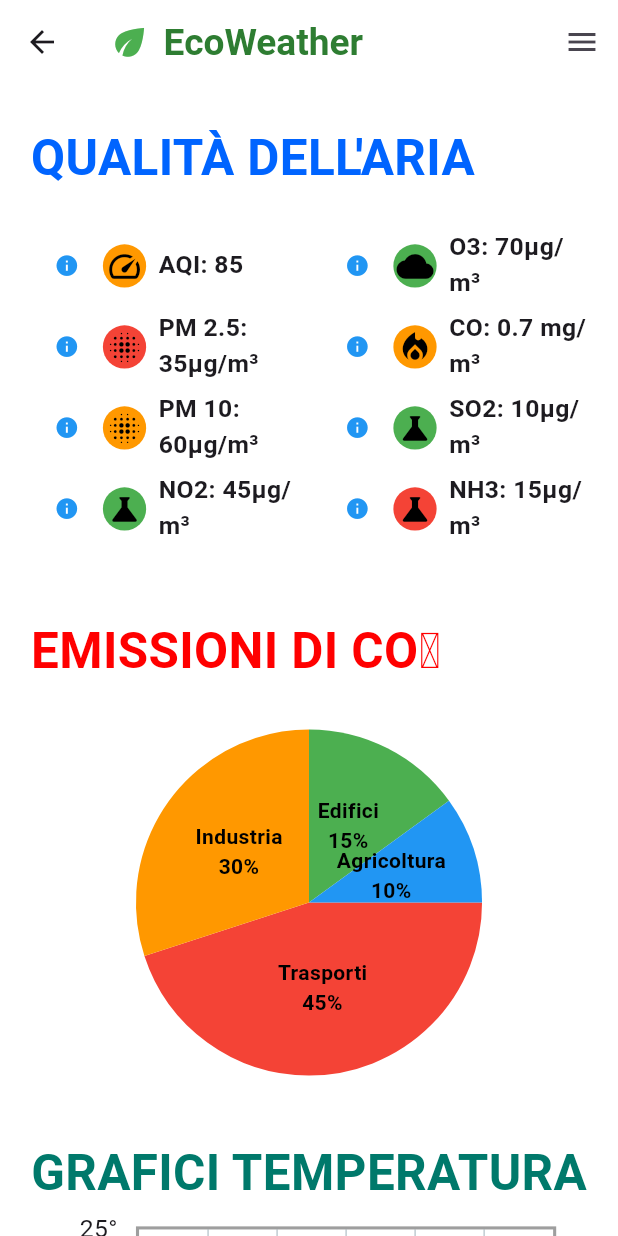
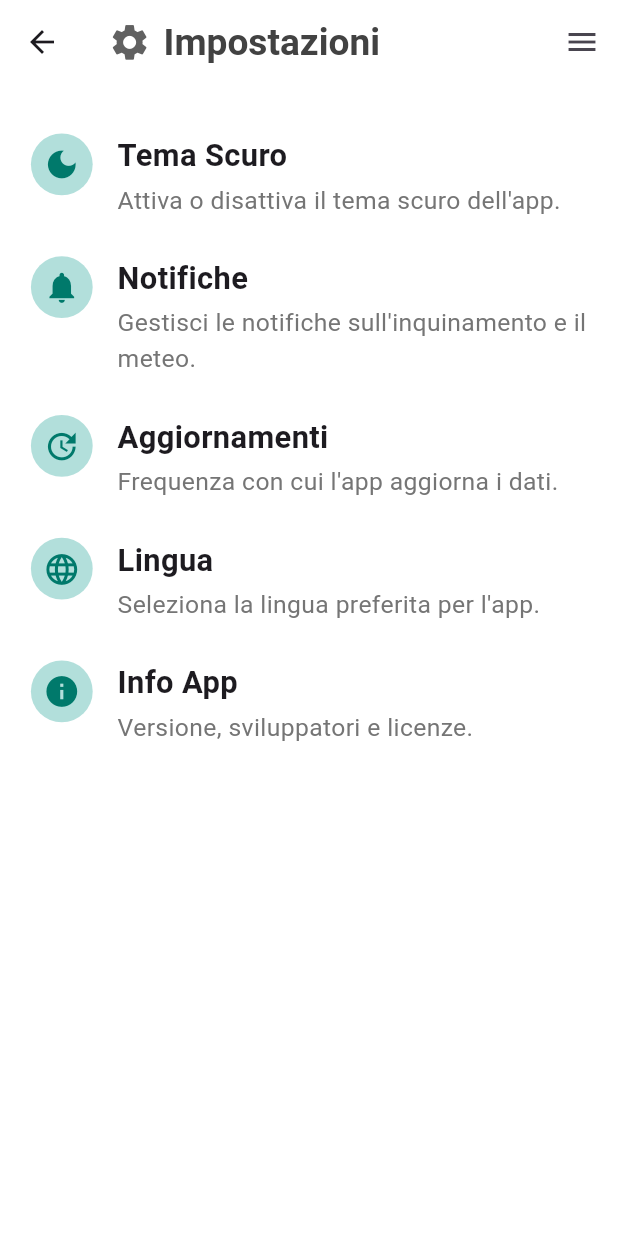
Before and after one commit to ciaba17/meteo, a Flutter app: the InquinamentoScreen screen opened directly, after a tap on the "menu" icon, after a tap on "Impostazioni", on a phone screen of 412 x 824 dp. Run offline on Flutter 3.47's test engine with Material 3 defaults, Android fonts, the phone set to English and light mode, and no system bars; drawn by our look-alikes of fl_chart; our stand-ins replace sizer.

Commit message:
aggiustato qualcosa

```diff
--- a/meteo/lib/main.dart
+++ b/meteo/lib/main.dart
@@ -341,7 +341,6 @@ class InquinamentoScreen extends StatelessWidget {
 
   @override
   Widget build(BuildContext context) {
-    const days = ['Lun', 'Mar', 'Mer', 'Gio', 'Ven', 'Sab', 'Dom'];
 
     return Scaffold(
       backgroundColor: Colors.white,
@@ -477,93 +476,7 @@ class InquinamentoScreen extends StatelessWidget {
               ),
 
               SizedBox(height: 8.w),
-              Center(
-                child: Text(
-                  "GRAFICI TEMPERATURA",
-                  style: TextStyle(
-                    fontSize: 8.w,
-                    fontWeight: FontWeight.bold,
-                    color: Colors.teal[700],
-                  ),
-                ),
-              ),
-              SizedBox(height: 3.w),
-              Container(
-                padding: EdgeInsets.symmetric(horizontal: 5.w),
-                height: 40.h, // Altezza responsive
-                child: LineChart(
-                  LineChartData(
-                    minX: 0,
-                    maxX: 6,
-                    minY: 10,
-                    maxY: 25,
-                    lineBarsData: [
-                      LineChartBarData(
-                        isCurved: true,
-                        barWidth: 3,
-                        dotData: FlDotData(show: true),
-                        spots: [
-                          FlSpot(0, 14),
-                          FlSpot(1, 16),
-                          FlSpot(2, 18),
-                          FlSpot(3, 19),
-                          FlSpot(4, 21),
-                          FlSpot(5, 20),
-                          FlSpot(6, 22),
-                        ],
-                        color: Colors.deepOrange,
-                      ),
-                    ],
-                    titlesData: FlTitlesData(
-                      bottomTitles: AxisTitles(
-                        sideTitles: SideTitles(
-                          showTitles: true,
-                          interval: 1,
-                          reservedSize: 8.w,
-                          getTitlesWidget: (value, meta) {
-                            final i = value.toInt();
-                            if (i < 0 || i >= days.length) return const SizedBox();
-                            return Text(
-                              days[i],
-                              style: TextStyle(fontSize: 4.w),
-                              textAlign: TextAlign.center,
-                            );
-                          },
-                        ),
-                      ),
-                      leftTitles: AxisTitles(
-                        sideTitles: SideTitles(
-                          showTitles: true,
-                          interval: 2,
-                          reservedSize: 12.w,
-                          getTitlesWidget: (value, meta) {
-                            return Center(
-                              child: Text(
-                                '${value.toInt()}°',
-                                style: TextStyle(fontSize: 4.w),
-                                textAlign: TextAlign.center,
-                              ),
-                            );
-                          },
-                        ),
-                      ),
-                      topTitles: AxisTitles(sideTitles: SideTitles(showTitles: false)),
-                      rightTitles: AxisTitles(sideTitles: SideTitles(showTitles: false)),
-                    ),
-                    gridData: FlGridData(
-                      show: true,
-                      horizontalInterval: 2,
-                    ),
-                    borderData: FlBorderData(
-                      show: true,
-                      border: Border.all(
-                        color: Colors.grey,
-                        width: 0.5.w,
-                      ),
-                    ),
-                  ),
-                ),
-              ),
+
             ],
           ),
         ),
@@ -621,7 +534,7 @@ class InquinamentoScreen extends StatelessWidget {
 
 class DettagliMeteoScreen extends StatelessWidget {
   const DettagliMeteoScreen({super.key});
-
+  static const days = ['Lun', 'Mar', 'Mer', 'Gio', 'Ven', 'Sab', 'Dom'];
   @override
   Widget build(BuildContext context) {
     return Scaffold(
@@ -716,6 +629,93 @@ class DettagliMeteoScreen extends StatelessWidget {
               infoRow("Punto di rugiada", "15°C", Icons.ac_unit, Colors.cyan),
               infoRow("Qualità dell’aria", "AQI 42", Icons.air_outlined, Colors.green),
               infoRow("Livello di polline", "Medio", Icons.local_florist, Colors.purple),
+              Center(
+                child: Text(
+                  "GRAFICI TEMPERATURA",
+                  style: TextStyle(
+                    fontSize: 8.w,
+                    fontWeight: FontWeight.bold,
+                    color: Colors.teal[700],
+                  ),
+                ),
+              ),
+              SizedBox(height: 3.w),
+              Container(
+                padding: EdgeInsets.symmetric(horizontal: 5.w),
+                height: 40.h, // Altezza responsive
+                child: LineChart(
+                  LineChartData(
+                    minX: 0,
+                    maxX: 6,
+                    minY: 10,
+                    maxY: 24,
+                    lineBarsData: [
+                      LineChartBarData(
+                        isCurved: true,
+                        barWidth: 3,
+                        dotData: FlDotData(show: true),
+                        spots: [
+                          FlSpot(0, 14),
+                          FlSpot(1, 16),
+                          FlSpot(2, 18),
+                          FlSpot(3, 19),
+                          FlSpot(4, 21),
+                          FlSpot(5, 20),
+                          FlSpot(6, 22),
+                        ],
+                        color: Colors.deepOrange,
+                      ),
+                    ],
+                    titlesData: FlTitlesData(
+                      bottomTitles: AxisTitles(
+                        sideTitles: SideTitles(
+                          showTitles: true,
+                          interval: 1,
+                          reservedSize: 8.w,
+                          getTitlesWidget: (value, meta) {
+                            final i = value.toInt();
+                            if (i < 0 || i >= days.length) return const SizedBox();
+                            return Text(
+                              days[i],
+                              style: TextStyle(fontSize: 4.w),
+                              textAlign: TextAlign.center,
+                            );
+                          },
+                        ),
+                      ),
+                      leftTitles: AxisTitles(
+                        sideTitles: SideTitles(
+                          showTitles: true,
+                          interval: 2,
+                          reservedSize: 12.w,
+                          getTitlesWidget: (value, meta) {
+                            return Center(
+                              child: Text(
+                                '${value.toInt()}°',
+                                style: TextStyle(fontSize: 4.w),
+                                textAlign: TextAlign.center,
+                              ),
+                            );
+                          },
+                        ),
+                      ),
+                      topTitles: AxisTitles(sideTitles: SideTitles(showTitles: false)),
+                      rightTitles: AxisTitles(sideTitles: SideTitles(showTitles: false)),
+                    ),
+                    gridData: FlGridData(
+                      show: true,
+                      horizontalInterval: 2,
+                    ),
+                    borderData: FlBorderData(
+                      show: true,
+                      border: Border.all(
+                        color: Colors.grey,
+                        width: 0.5.w,
+                      ),
+                    ),
+                  ),
+                ),
+              ),
             ],
           ),
         ),
@@ -760,39 +760,51 @@ class InfoScreen extends StatelessWidget {
 
       appBar: AppBar(
         backgroundColor: Colors.transparent,
+        elevation: 0,
         title: Row(
           mainAxisAlignment: MainAxisAlignment.start,
           children: [
-            Text("Info",
-            style: TextStyle(fontSize: 25, fontWeight: FontWeight.bold, color: Colors.grey)
+            Text(
+              "Info",
+              style: TextStyle(
+                fontSize: 25,
+                fontWeight: FontWeight.bold,
+                color: Colors.grey,
+              ),
             ),
           ],
         ),
       ),
 
-      //Elenco Parametri
-      body: SingleChildScrollView( // Per lo scorrimento
-        child: Center(
+      body: SingleChildScrollView(
+        child: Padding(
+          padding: const EdgeInsets.all(16.0),
           child: Column(
-            mainAxisAlignment: MainAxisAlignment.start,
             children: [
-              SizedBox(height: 25),
-
-              Row(
-                mainAxisAlignment: MainAxisAlignment.spaceAround,
-                children: [
-                  Column(
-                    crossAxisAlignment: CrossAxisAlignment.start,
-                    children: [
-                      infoBullet("Versione App", Icons.info, Colors.blue),
-                      infoBullet("Sviluppatore", Icons.person, Colors.green),
-                      infoBullet("Contatti", Icons.mail, Colors.redAccent),
-                      infoBullet("Privacy Policy", Icons.lock, Colors.deepOrange),
-                    ],
-                  ),
-                ],
+              infoCard(
+                title: "Versione App",
+                description: "1.0.0 - Ultima versione stabile dell'app meteo eco-friendly.",
+                icon: Icons.info,
+                color: Colors.blue,
               ),
-
+              infoCard(
+                title: "Sviluppatore",
+                description: "Classe 3IA 2024/2025 - I.T.T.S Fedi-Fermi di Pistoia\n\nSviluppato da: \n- Cai Dal Pino Gabriele\n- Arinci Andrea\n- Con il sostengo della classe",
+                icon: Icons.person,
+                color: Colors.green,
+              ),
+              infoCard(
+                title: "Contatti",
+                description: "- caidalpino.gabriele@studenti-ittfedifermi.edu.it\n\n - arinci.andrea@studenti-ittfedifermi.edu.it\n\n - d.bini@ittfedifermi.edu.it",
+                icon: Icons.mail,
+                color: Colors.redAccent,
+              ),
+              infoCard(
+                title: "Privacy Policy",
+                description: "I tuoi dati non vengono condivisi in nessun modo.",
+                icon: Icons.lock,
+                color: Colors.deepOrange,
+              ),
             ],
           ),
         ),
@@ -800,19 +812,56 @@ class InfoScreen extends StatelessWidget {
     );
   }
 
-  Widget infoBullet(String text, IconData iconData, Color color) {
-    return Padding(
-      padding: const EdgeInsets.only(bottom: 6.0),
+  Widget infoCard({
+    required String title,
+    required String description,
+    required IconData icon,
+    required Color color,
+  }) {
+    return Container(
+      margin: const EdgeInsets.symmetric(vertical: 10),
+      padding: const EdgeInsets.all(16),
+      decoration: BoxDecoration(
+        color: Colors.grey.shade100,
+        borderRadius: BorderRadius.circular(20),
+        boxShadow: [
+          BoxShadow(
+            color: Colors.grey.shade300,
+            blurRadius: 5,
+            offset: Offset(0, 3),
+          )
+        ],
+      ),
       child: Row(
+        crossAxisAlignment: CrossAxisAlignment.start,
         children: [
-          Icon(iconData, color: color, size: 30),
-          SizedBox(width: 8),
-          Text(text, style: TextStyle(fontSize: 30, fontWeight: FontWeight.bold,)),
+          Icon(icon, color: color, size: 35),
+          SizedBox(width: 12),
+          Expanded(
+            child: Column(
+              crossAxisAlignment: CrossAxisAlignment.start,
+              children: [
+                Text(
+                  title,
+                  style: TextStyle(
+                    fontSize: 22,
+                    fontWeight: FontWeight.bold,
+                  ),
+                ),
+                SizedBox(height: 6),
+                Text(
+                  description,
+                  style: TextStyle(fontSize: 16, color: Colors.black87),
+                ),
+              ],
+            ),
+          ),
         ],
       ),
     );
   }
 }
+
 
 class EndDrawerGlobale extends StatelessWidget {
   const EndDrawerGlobale({super.key});
@@ -845,10 +894,148 @@ class EndDrawerGlobale extends StatelessWidget {
           ListTile(
             leading: Icon(Icons.settings),
             title: Text("Impostazioni"),
-            onTap: () => Navigator.pop(context),
+            onTap: () => Navigator.push(
+              context,
+              MaterialPageRoute(builder: (context) => ImpostazioniScreen()),
+            ),
           ),
         ],
       ),
     );
   }
 }
+
+
+class ImpostazioniScreen extends StatelessWidget {
+  const ImpostazioniScreen({super.key});
+
+  @override
+  Widget build(BuildContext context) {
+    return Scaffold(
+      backgroundColor: Colors.white,
+      appBar: AppBar(
+        backgroundColor: Colors.transparent,
+        title: Row(
+          children: [
+            Icon(Icons.settings, color: Colors.grey[700], size: 7.w),
+            SizedBox(width: 2.w),
+            Text(
+              "Impostazioni",
+              style: TextStyle(
+                fontSize: 6.w,
+                fontWeight: FontWeight.bold,
+                color: Colors.grey[800],
+              ),
+            ),
+          ],
+        ),
+      ),
+      endDrawer: EndDrawerGlobale(),
+      body: Padding(
+        padding: EdgeInsets.all(5.w),
+        child: Column(
+          crossAxisAlignment: CrossAxisAlignment.start,
+          children: [
+            settingTile(
+              icon: Icons.dark_mode,
+              title: "Tema Scuro",
+              description: "Attiva o disattiva il tema scuro dell'app.",
+              onTap: () {
+                apriDialogo(context, "Tema Scuro", "Funzionalità ancora in sviluppo.");
+              },
+            ),
+            settingTile(
+              icon: Icons.notifications,
+              title: "Notifiche",
+              description: "Gestisci le notifiche sull'inquinamento e il meteo.",
+              onTap: () {
+                apriDialogo(context, "Notifiche", "Riceverai notifiche solo se abilitate.");
+              },
+            ),
+            settingTile(
+              icon: Icons.update,
+              title: "Aggiornamenti",
+              description: "Frequenza con cui l'app aggiorna i dati.",
+              onTap: () {
+                apriDialogo(context, "Aggiornamenti", "I dati vengono aggiornati ogni ora.");
+              },
+            ),
+            settingTile(
+              icon: Icons.language,
+              title: "Lingua",
+              description: "Seleziona la lingua preferita per l'app.",
+              onTap: () {
+                apriDialogo(context, "Lingua", "Lingua attuale: Italiano.");
+              },
+            ),
+            settingTile(
+              icon: Icons.info,
+              title: "Info App",
+              description: "Versione, sviluppatori e licenze.",
+              onTap: () {
+                apriDialogo(context, "Info App", "EcoWeather v1.0\nSviluppata da Cai e Arinci :)");
+              },
+            ),
+          ],
+        ),
+      ),
+    );
+  }
+
+  Widget settingTile({
+    required IconData icon,
+    required String title,
+    required String description,
+    required VoidCallback onTap,
+  }) {
+    return Padding(
+      padding: EdgeInsets.symmetric(vertical: 3.w),
+      child: GestureDetector(
+        onTap: onTap,
+        child: Row(
+          crossAxisAlignment: CrossAxisAlignment.start,
+          children: [
+            CircleAvatar(
+              radius: 5.w,
+              backgroundColor: Colors.teal[100],
+              child: Icon(icon, color: Colors.teal[700], size: 6.w),
+            ),
+            SizedBox(width: 4.w),
+            Expanded(
+              child: Column(
+                crossAxisAlignment: CrossAxisAlignment.start,
+                children: [
+                  Text(
+                    title,
+                    style: TextStyle(fontSize: 5.w, fontWeight: FontWeight.bold),
+                  ),
+                  SizedBox(height: 1.w),
+                  Text(
+                    description,
+                    style: TextStyle(fontSize: 4.w, color: Colors.grey[600]),
+                  ),
+                ],
+              ),
+            ),
+          ],
+        ),
+      ),
+    );
+  }
+
+  void apriDialogo(BuildContext context, String titolo, String contenuto) {
+    showDialog(
+      context: context,
+      builder: (_) => AlertDialog(
+        title: Text(titolo, style: TextStyle(fontWeight: FontWeight.bold)),
+        content: Text(contenuto),
+        actions: [
+          TextButton(
+            child: const Text("OK"),
+            onPressed: () => Navigator.of(context).pop(),
+          ),
+        ],
+      ),
+    );
+  }
+}
```
